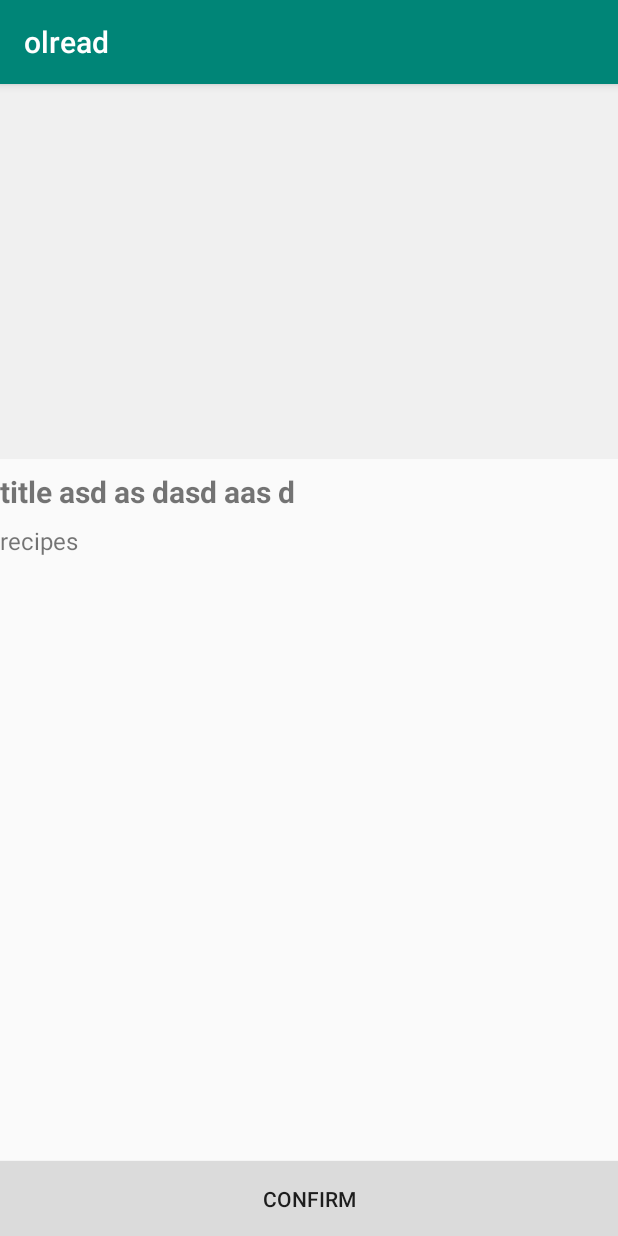
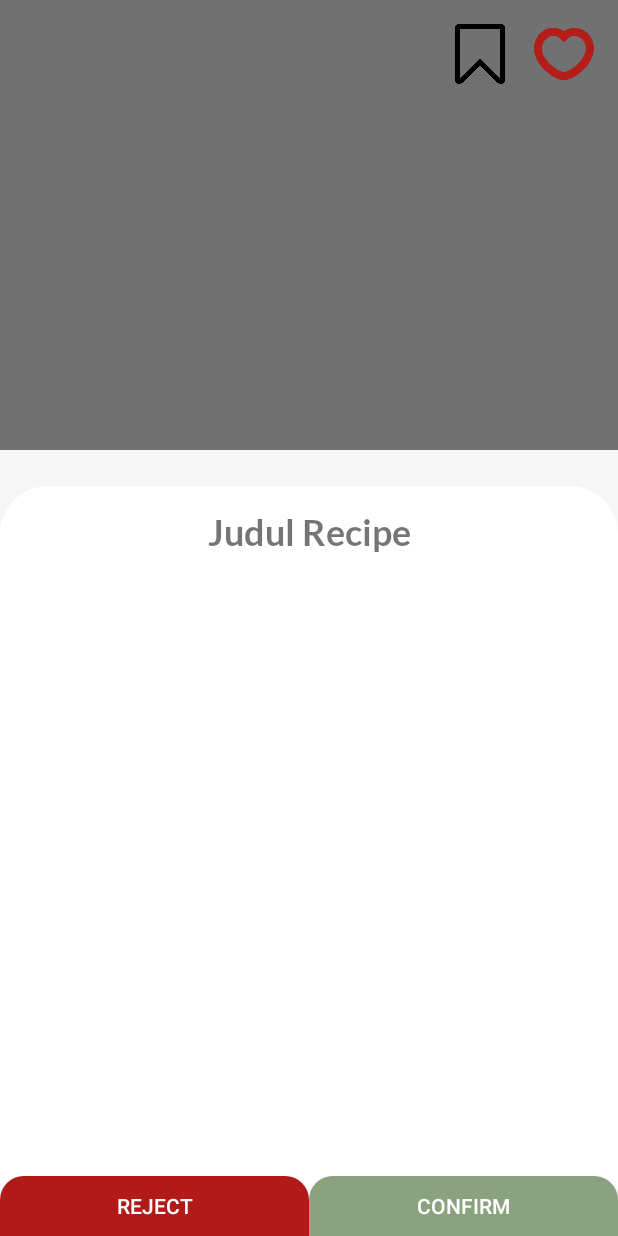
Before and after one commit to RayhanPutra27/Ol-Read, an Android app: the RecipeDetailActivity screen opened directly, with no data from a screen before it, on a phone screen of 412 x 824 dp. Run offline under Robolectric (Android 15) with nearby library versions, the phone set to English and light mode, and no system bars; pictures from the network do not load; 1 statement that could not run was skipped.

```diff
--- /dev/null
+++ b/app/src/main/res/drawable/custom_button_confirm.xml
@@ -0,0 +1,7 @@
+<?xml version="1.0" encoding="utf-8"?>
+<shape xmlns:android="http://schemas.android.com/apk/res/android">
+    <solid android:color="#8AA27D" />
+    <corners
+        android:topLeftRadius="16dp"
+        android:topRightRadius="16dp"/>
+</shape>
--- /dev/null
+++ b/app/src/main/res/drawable/custom_item_reject.xml
@@ -0,0 +1,7 @@
+<?xml version="1.0" encoding="utf-8"?>
+<shape xmlns:android="http://schemas.android.com/apk/res/android">
+    <solid android:color="#B21919" />
+    <corners
+        android:topLeftRadius="16dp"
+        android:topRightRadius="16dp"/>
+</shape>
--- a/app/src/main/res/layout/activity_recipe_detail.xml
+++ b/app/src/main/res/layout/activity_recipe_detail.xml
@@ -3,52 +3,111 @@
     xmlns:tools="http://schemas.android.com/tools"
     android:layout_width="match_parent"
     android:layout_height="match_parent"
+    android:background="#F6F6F6"
+    tools:ignore="UnusedAttribute, ContentDescription"
     tools:context=".view.RecipeDetailActivity">
 
-    <ScrollView
+    <RelativeLayout
         android:layout_width="match_parent"
         android:layout_height="match_parent">
-        <LinearLayout
+
+        <RelativeLayout
+            android:id="@+id/view_image"
             android:layout_width="match_parent"
-            android:layout_height="match_parent"
-            android:orientation="vertical">
+            android:layout_height="wrap_content">
 
             <ImageView
                 android:id="@+id/img_item"
-                android:background="#F0F0F0"
+                android:layout_width="match_parent"
+                android:layout_height="300dp"
                 android:scaleType="centerCrop"
                 android:adjustViewBounds="true"
+                android:background="#717171" />
+
+            <ImageView
+                android:layout_alignParentEnd="true"
+                android:id="@+id/img_favorite"
+                android:layout_width="40dp"
+                android:layout_height="40dp"
+                android:layout_marginHorizontal="16dp"
+                android:layout_marginVertical="16dp"
+                android:src="@drawable/love"/>
+
+            <ImageView
+                android:id="@+id/img_archive"
+                android:layout_toStartOf="@id/img_favorite"
+                android:layout_width="40dp"
+                android:layout_height="40dp"
+                android:layout_marginVertical="16dp"
+                android:src="@drawable/bookmark_white"/>
+
+        </RelativeLayout>
+
+        <RelativeLayout
+            android:layout_alignParentBottom="true"
+            android:id="@+id/detail"
+            android:background="@drawable/custom_item_horizontal"
             android:layout_width="match_parent"
-                android:layout_height="250dp"/>
+            android:paddingHorizontal="16dp"
+            android:paddingVertical="16dp"
+            android:layout_height="500dp">
 
             <TextView
                 android:id="@+id/tv_title"
                 android:layout_width="match_parent"
-                android:layout_height="match_parent"
-                android:text="title asd as dasd aas d"
-                android:maxLines="2"
-                android:ellipsize="end"
-                android:textSize="20sp"
-                android:textStyle="bold"
-                android:layout_marginTop="8dp"/>
+                android:layout_height="wrap_content"
+                android:text="Judul Recipe"
+                android:gravity="center"
+                android:fontFamily="@font/lato_bold"
+                android:textSize="24sp"/>
+
+            <ScrollView
+                android:id="@+id/scroll"
+                android:layout_marginTop="4dp"
+                android:layout_marginBottom="40dp"
+                android:layout_below="@+id/tv_title"
+                android:layout_width="match_parent"
+                android:layout_height="match_parent">
 
                     <TextView
                         android:id="@+id/tv_recipe"
                         android:layout_width="match_parent"
                         android:layout_height="match_parent"
-                android:text="recipes"
+                        tools:ignore="ScrollViewSize"
                         android:textSize="16sp"
-                android:layout_marginTop="8dp"
-                android:layout_marginBottom="58dp"/>
-        </LinearLayout>
+                        android:fontFamily="@font/lato_light"/>
+
             </ScrollView>
+
+        </RelativeLayout>
+
+    </RelativeLayout>
+
+    <LinearLayout
+        android:layout_below="@+id/scroll"
+        android:layout_width="match_parent"
+        android:layout_height="wrap_content"
+        android:orientation="horizontal"
+        android:visibility="visible"
+        android:layout_alignParentBottom="true"
+        tools:ignore="NotSibling">
+
+        <Button
+            android:id="@+id/bt_reject"
+            android:layout_width="206dp"
+            android:layout_height="40dp"
+            android:background="@drawable/custom_item_reject"
+            android:textColor="#FFFFFF"
+            android:text="REJECT"/>
 
         <Button
             android:id="@+id/bt_confirm"
-        android:layout_width="match_parent"
-        android:layout_height="50dp"
-        android:background="#DBDBDB"
-        android:text="CONFIRM"
-        android:layout_alignParentBottom="true"/>
+            android:layout_width="206dp"
+            android:layout_height="40dp"
+            android:background="@drawable/custom_button_confirm"
+            android:textColor="#FFFFFF"
+            android:text="CONFIRM"/>
+
+    </LinearLayout>
 
 </RelativeLayout>
--- a/app/src/main/res/layout/item_recipe.xml
+++ b/app/src/main/res/layout/item_recipe.xml
@@ -1,14 +1,16 @@
 <?xml version="1.0" encoding="utf-8"?>
-<LinearLayout xmlns:android="http://schemas.android.com/apk/res/android"
-    android:orientation="vertical" android:layout_width="100dp"
+<LinearLayout
+    xmlns:android="http://schemas.android.com/apk/res/android"
+    android:orientation="vertical"
+    android:layout_width="125dp"
     android:layout_height="160dp"
-    android:layout_marginRight="8dp">
+    android:layout_marginEnd="8dp">
 
     <ImageView
         android:id="@+id/img_item"
-        android:layout_width="100dp"
-        android:layout_height="100dp"
-        android:background="#EBEBEB"
+        android:layout_width="125dp"
+        android:layout_height="160dp"
+        android:background="@drawable/custom_item_horizontal"
         android:scaleType="centerCrop"
         android:adjustViewBounds="true"/>
 
@@ -16,11 +18,12 @@
         android:id="@+id/tv_title"
         android:layout_width="match_parent"
         android:layout_height="match_parent"
-        android:text="title asd as dasd aas d"
+        android:text="Nasi Goreng"
         android:maxLines="2"
         android:ellipsize="end"
         android:textSize="20sp"
+        android:textColor="#FFFFFF"
         android:textStyle="bold"
-        android:layout_marginTop="8dp"/>
+        android:layout_marginTop="-28dp"/>
 
 </LinearLayout>
--- a/app/src/main/res/values/styles.xml
+++ b/app/src/main/res/values/styles.xml
@@ -1,7 +1,7 @@
 <resources>
 
     <!-- Base application theme. -->
-    <style name="AppTheme" parent="Theme.AppCompat.Light.DarkActionBar">
+    <style name="AppTheme" parent="Theme.AppCompat.Light.NoActionBar">
         <!-- Customize your theme here. -->
         <item name="colorPrimary">@color/colorPrimary</item>
         <item name="colorPrimaryDark">@color/colorPrimaryDark</item>
```
Lines whose indentation alone changed are shown as unchanged.
